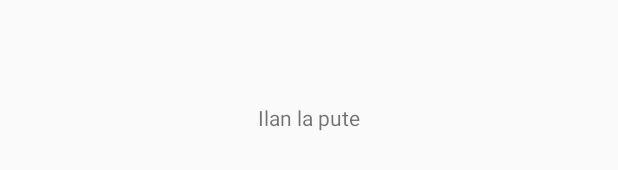
After one commit to NIapps-Developpement/ApplicationCP, an Android app: the layout trash_layout.xml on its own in the app's theme, with its tools: preview values and no code run, on a phone screen of 412 x 824 dp. The commit adds this screen. Shown: the part 500-670 px from the top of the screen. Run offline under Robolectric (Android 15) with nearby library versions, the phone set to English and light mode, and no system bars.

Commit message:
Push accueil 1

```diff
--- /dev/null
+++ b/app/src/main/res/layout/trash_layout.xml
@@ -0,0 +1,12 @@
+<?xml version="1.0" encoding="utf-8"?>
+<RelativeLayout xmlns:android="http://schemas.android.com/apk/res/android"
+    android:layout_width="match_parent" android:layout_height="match_parent">
+<TextView
+    android:id="@+id/test"
+    android:layout_width="match_parent"
+    android:layout_height="wrap_content"
+    android:layout_centerHorizontal="true"
+    android:layout_centerVertical="true"
+    android:text="Ilan la pute"
+    android:textAlignment="center"/>
+</RelativeLayout>
--- a/app/src/main/res/menu/navigation.xml
+++ b/app/src/main/res/menu/navigation.xml
@@ -4,16 +4,16 @@
     <item
         android:id="@+id/navigation_home"
         android:icon="@drawable/ic_home_black_24dp"
-        android:title="@string/title_home" />
+        android:title="" />
 
     <item
         android:id="@+id/navigation_dashboard"
         android:icon="@drawable/ic_dashboard_black_24dp"
-        android:title="@string/title_dashboard" />
+        android:title="" />
 
     <item
         android:id="@+id/navigation_notifications"
         android:icon="@drawable/ic_notifications_black_24dp"
-        android:title="@string/title_notifications" />
+        android:title=""/>
 
 </menu>
--- a/app/src/main/res/values/strings.xml
+++ b/app/src/main/res/values/strings.xml
@@ -1,6 +1,6 @@
 <resources>
     <string name="app_name">Application CP</string>
-    <string name="title_home">Home</string>
-    <string name="title_dashboard">Dashboard</string>
-    <string name="title_notifications">Notifications</string>
+    <string name="title_home"></string>
+    <string name="title_dashboard"></string>
+    <string name="title_notifications"></string>
 </resources>
```
Also changed, not shown: app/src/main/res/layout/activity_main.xml (+6 -4 lines).
